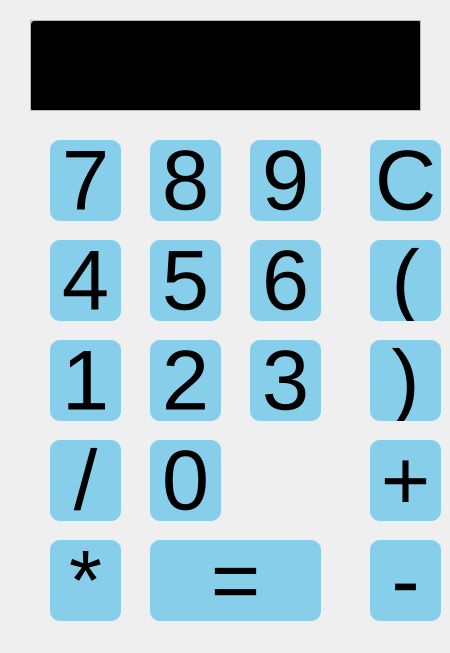
Above: calcui.ui from coder6497/coldcalc before the change. Below: the same form after it.
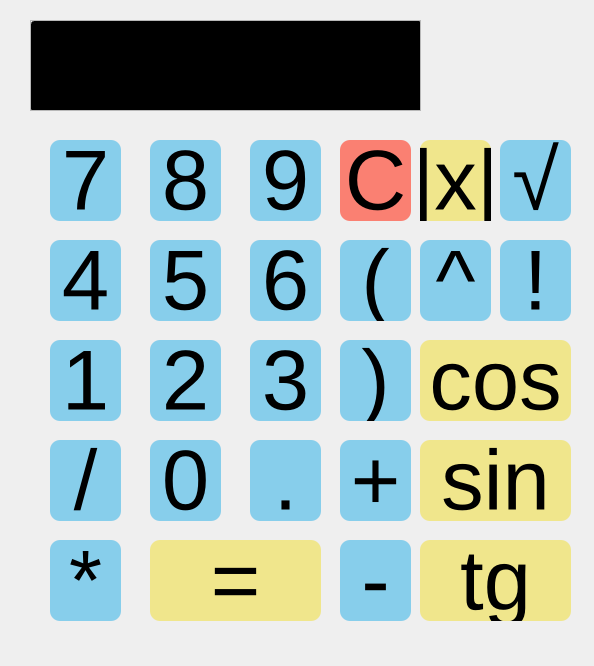
That is the form after the change.

Commit message: Added new buttons for enginer calculator and simple factorial function

Diff of the .ui file:
```diff
--- a/calcui.ui
+++ b/calcui.ui
@@ -6,8 +6,8 @@
    <rect>
     <x>0</x>
     <y>0</y>
-    <width>450</width>
-    <height>653</height>
+    <width>594</width>
+    <height>666</height>
    </rect>
   </property>
   <property name="windowTitle">
@@ -352,7 +352,7 @@
   <widget class="QPushButton" name="pushButton_10">
    <property name="geometry">
     <rect>
-     <x>370</x>
+     <x>340</x>
      <y>440</y>
      <width>71</width>
      <height>81</height>
@@ -389,7 +389,7 @@
   <widget class="QPushButton" name="pushButton_11">
    <property name="geometry">
     <rect>
-     <x>370</x>
+     <x>340</x>
      <y>540</y>
      <width>71</width>
      <height>81</height>
@@ -471,7 +471,7 @@
    </property>
    <property name="styleSheet">
     <string notr="true">QPushButton {
-	background-color: rgb(135, 206, 235);
+	background-color: rgb(240, 230, 140);
 	font: 64pt;
 	border-style: outset;
 	border-width: 5x;
@@ -534,7 +534,7 @@
   <widget class="QPushButton" name="pushButton_15">
    <property name="geometry">
     <rect>
-     <x>370</x>
+     <x>340</x>
      <y>140</y>
      <width>71</width>
      <height>81</height>
@@ -542,7 +542,7 @@
    </property>
    <property name="styleSheet">
     <string notr="true">QPushButton {
-	background-color: rgb(135, 206, 235);
+	background-color: rgb(250, 128, 114);
 	font: 64pt;
 	border-style: outset;
 	border-width: 5x;
@@ -568,7 +568,7 @@
   <widget class="QPushButton" name="pushButton_16">
    <property name="geometry">
     <rect>
-     <x>370</x>
+     <x>340</x>
      <y>240</y>
      <width>71</width>
      <height>81</height>
@@ -605,7 +605,7 @@
   <widget class="QPushButton" name="pushButton_17">
    <property name="geometry">
     <rect>
-     <x>370</x>
+     <x>340</x>
      <y>340</y>
      <width>71</width>
      <height>81</height>
@@ -720,6 +720,287 @@
     </widget>
    </widget>
   </widget>
+  <widget class="QPushButton" name="pushButton_19">
+   <property name="geometry">
+    <rect>
+     <x>250</x>
+     <y>440</y>
+     <width>71</width>
+     <height>81</height>
+    </rect>
+   </property>
+   <property name="styleSheet">
+    <string notr="true">QPushButton {
+	background-color: rgb(135, 206, 235);
+	font: 64pt;
+	border-style: outset;
+	border-width: 5x;
+    border-radius: 10px;
+	border-color: rgb(0, 0, 139);
+	color: rgb(0, 0, 0);
+}
+
+QPushButton:pressed {
+	background-color: blue;
+	font: 64pt;
+	border-style: outset;
+	border-width: 5x;
+    border-radius: 10px;
+	border-color: rgb(0, 0, 139);
+	color: rgb(0, 0, 0);
+}</string>
+   </property>
+   <property name="text">
+    <string>.</string>
+   </property>
+   <attribute name="buttonGroup">
+    <string notr="true">nums_group</string>
+   </attribute>
+  </widget>
+  <widget class="QPushButton" name="pushButton_20">
+   <property name="geometry">
+    <rect>
+     <x>420</x>
+     <y>240</y>
+     <width>71</width>
+     <height>81</height>
+    </rect>
+   </property>
+   <property name="styleSheet">
+    <string notr="true">QPushButton {
+	background-color: rgb(135, 206, 235);
+	font: 64pt;
+	border-style: outset;
+	border-width: 5x;
+    border-radius: 10px;
+	border-color: rgb(0, 0, 139);
+	color: rgb(0, 0, 0);
+}
+
+QPushButton:pressed {
+	background-color: blue;
+	font: 64pt;
+	border-style: outset;
+	border-width: 5x;
+    border-radius: 10px;
+	border-color: rgb(0, 0, 139);
+	color: rgb(0, 0, 0);
+}</string>
+   </property>
+   <property name="text">
+    <string>^</string>
+   </property>
+   <attribute name="buttonGroup">
+    <string notr="true">nums_group</string>
+   </attribute>
+  </widget>
+  <widget class="QPushButton" name="pushButton_21">
+   <property name="geometry">
+    <rect>
+     <x>420</x>
+     <y>340</y>
+     <width>151</width>
+     <height>81</height>
+    </rect>
+   </property>
+   <property name="styleSheet">
+    <string notr="true">QPushButton {
+	background-color: rgb(240, 230, 140);
+	font: 64pt;
+	border-style: outset;
+	border-width: 5x;
+    border-radius: 10px;
+	border-color: rgb(0, 0, 139);
+	color: rgb(0, 0, 0);
+}
+
+QPushButton:pressed {
+	background-color: rgb(255, 215, 0);
+	font: 64pt;
+	border-style: outset;
+	border-width: 5x;
+    border-radius: 10px;
+	border-color: rgb(0, 0, 139);
+	color: rgb(0, 0, 0);
+}</string>
+   </property>
+   <property name="text">
+    <string>cos</string>
+   </property>
+  </widget>
+  <widget class="QPushButton" name="pushButton_22">
+   <property name="geometry">
+    <rect>
+     <x>420</x>
+     <y>440</y>
+     <width>151</width>
+     <height>81</height>
+    </rect>
+   </property>
+   <property name="styleSheet">
+    <string notr="true">QPushButton {
+	background-color: rgb(240, 230, 140);
+	font: 64pt;
+	border-style: outset;
+	border-width: 5x;
+    border-radius: 10px;
+	border-color: rgb(0, 0, 139);
+	color: rgb(0, 0, 0);
+}
+
+QPushButton:pressed {
+	background-color: rgb(255, 215, 0);
+	font: 64pt;
+	border-style: outset;
+	border-width: 5x;
+    border-radius: 10px;
+	border-color: rgb(0, 0, 139);
+	color: rgb(0, 0, 0);
+}</string>
+   </property>
+   <property name="text">
+    <string>sin</string>
+   </property>
+  </widget>
+  <widget class="QPushButton" name="pushButton_23">
+   <property name="geometry">
+    <rect>
+     <x>420</x>
+     <y>540</y>
+     <width>151</width>
+     <height>81</height>
+    </rect>
+   </property>
+   <property name="styleSheet">
+    <string notr="true">QPushButton {
+	background-color: rgb(240, 230, 140);
+	font: 64pt;
+	border-style: outset;
+	border-width: 5x;
+    border-radius: 10px;
+	border-color: rgb(0, 0, 139);
+	color: rgb(0, 0, 0);
+}
+
+QPushButton:pressed {
+	background-color: rgb(255, 215, 0);
+	font: 64pt;
+	border-style: outset;
+	border-width: 5x;
+    border-radius: 10px;
+	border-color: rgb(0, 0, 139);
+	color: rgb(0, 0, 0);
+}</string>
+   </property>
+   <property name="text">
+    <string>tg</string>
+   </property>
+  </widget>
+  <widget class="QPushButton" name="pushButton_24">
+   <property name="geometry">
+    <rect>
+     <x>500</x>
+     <y>240</y>
+     <width>71</width>
+     <height>81</height>
+    </rect>
+   </property>
+   <property name="styleSheet">
+    <string notr="true">QPushButton {
+	background-color: rgb(135, 206, 235);
+	font: 64pt;
+	border-style: outset;
+	border-width: 5x;
+    border-radius: 10px;
+	border-color: rgb(0, 0, 139);
+	color: rgb(0, 0, 0);
+}
+
+QPushButton:pressed {
+	background-color: blue;
+	font: 64pt;
+	border-style: outset;
+	border-width: 5x;
+    border-radius: 10px;
+	border-color: rgb(0, 0, 139);
+	color: rgb(0, 0, 0);
+}</string>
+   </property>
+   <property name="text">
+    <string>!</string>
+   </property>
+   <attribute name="buttonGroup">
+    <string notr="true">nums_group</string>
+   </attribute>
+  </widget>
+  <widget class="QPushButton" name="pushButton_25">
+   <property name="geometry">
+    <rect>
+     <x>500</x>
+     <y>140</y>
+     <width>71</width>
+     <height>81</height>
+    </rect>
+   </property>
+   <property name="styleSheet">
+    <string notr="true">QPushButton {
+	background-color:rgb(135, 206, 235);
+	font: 64pt;
+	border-style: outset;
+	border-width: 5x;
+    border-radius: 10px;
+	border-color: rgb(0, 0, 139);
+	color: rgb(0, 0, 0);
+}
+
+QPushButton:pressed {
+	background-color: blue;
+	font: 64pt;
+	border-style: outset;
+	border-width: 5x;
+    border-radius: 10px;
+	border-color: rgb(0, 0, 139);
+	color: rgb(0, 0, 0);
+}</string>
+   </property>
+   <property name="text">
+    <string>√</string>
+   </property>
+  </widget>
+  <widget class="QPushButton" name="pushButton_26">
+   <property name="geometry">
+    <rect>
+     <x>420</x>
+     <y>140</y>
+     <width>71</width>
+     <height>81</height>
+    </rect>
+   </property>
+   <property name="styleSheet">
+    <string notr="true">QPushButton {
+	background-color: rgb(240, 230, 140);
+	font: 64pt;
+	border-style: outset;
+	border-width: 5x;
+    border-radius: 10px;
+	border-color: rgb(0, 0, 139);
+	color: rgb(0, 0, 0);
+}
+
+QPushButton:pressed {
+	background-color: rgb(255, 215, 0);
+	font: 64pt;
+	border-style: outset;
+	border-width: 5x;
+    border-radius: 10px;
+	border-color: rgb(0, 0, 139);
+	color: rgb(0, 0, 0);
+}</string>
+   </property>
+   <property name="text">
+    <string>|x|</string>
+   </property>
+  </widget>
  </widget>
  <resources/>
  <connections/>
```
Left out of the diff: 4 changed lines with no effect on the pictures. The commit also changes 4 other files.
